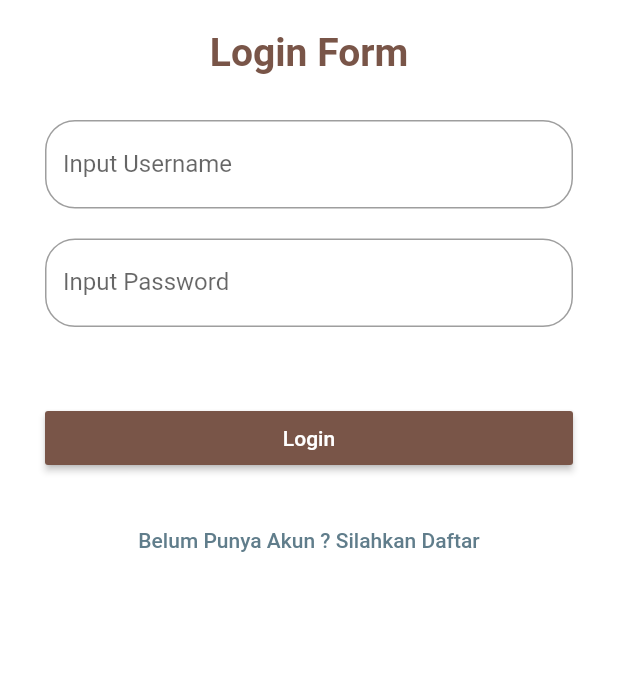
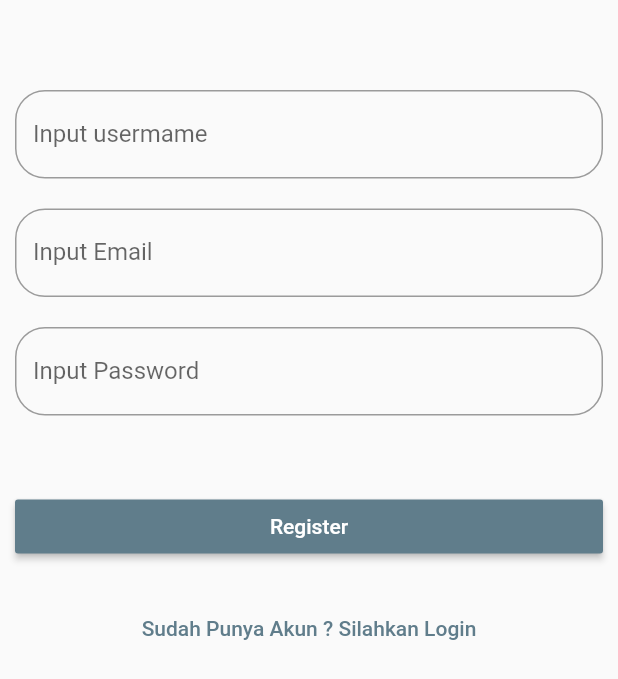
Before and after one commit to nurfajarismail/Task_4_Udacoding, a Flutter app: the TampilanAwal screen opened directly, after a tap on "Mulai", on a phone screen of 412 x 824 dp. Shown: the top 679 px of the screen. Run offline on Flutter 3.47's test engine with Material 2 defaults, Android fonts, the phone set to English and light mode, and no system bars; our stand-ins replace shared_preferences; accounts and stored records are empty; network calls fail.

Commit message:
fix register dan page berita

```diff
--- a/lib/firstPage.dart
+++ b/lib/firstPage.dart
@@ -1,5 +1,5 @@
 import 'package:flutter/material.dart';
-import 'package:task_4/loginPage.dart';
+import 'package:task_4/registerPage.dart';
 
 class TampilanAwal extends StatelessWidget {
   @override
@@ -31,7 +31,7 @@ class TampilanAwal extends StatelessWidget {
                 onPressed: () {
                   print("hello world");
                   Navigator.push(context,
-                      MaterialPageRoute(builder: (context) => LoginPage()));
+                      MaterialPageRoute(builder: (context) => RegisterPage()));
                 },
                 child: Text(
                   "Mulai",
--- a/lib/registerPage.dart
+++ b/lib/registerPage.dart
@@ -1,4 +1,7 @@
 import 'package:flutter/material.dart';
+import 'package:http/http.dart' as http;
+import 'dart:convert';
+import 'package:task_4/loginPage.dart';
 
 class RegisterPage extends StatefulWidget {
   @override
@@ -6,8 +9,156 @@ class RegisterPage extends StatefulWidget {
 }
 
 class _RegisterPageState extends State<RegisterPage> {
+  TextEditingController cUsername = TextEditingController();
+  TextEditingController cEmail = TextEditingController();
+  TextEditingController cPassword = TextEditingController();
+
+//deklarasi untuk masing-masing widget
+  String nUsername, nEmail, nPassword;
+
+//menambahkan key form
+  final _keyForm = GlobalKey<FormState>();
+
+// saat user klik tombol register
+  checkForm() {
+    final form = _keyForm.currentState;
+    if (form.validate()) {
+      form.save();
+      submitDataRegister();
+    }
+  }
+
+// submit data register
+  submitDataRegister() async {
+    final responseData = await http
+        .post("https://peternakanfajar.000webhostapp.com/register.php", body: {
+      "username": nUsername,
+      "email": nEmail,
+      "password": nPassword,
+    });
+    final data = jsonDecode(responseData.body);
+    int value = data['value'];
+    String pesan = data['message'];
+//cek value 1 atau 0
+    if (value == 1) {
+      setState(() {
+        Navigator.push(
+            context, MaterialPageRoute(builder: (context) => LoginPage()));
+      });
+    } else if (value == 2) {
+      print(pesan);
+    } else {
+      print(pesan);
+    }
+  }
+
   @override
   Widget build(BuildContext context) {
-    return Scaffold();
+    return Scaffold(
+      body: Form(
+        key: _keyForm,
+        child: ListView(
+          children: <Widget>[
+            Text(
+              '',
+              style: TextStyle(
+                  fontWeight: FontWeight.bold,
+                  fontSize: 26.0,
+                  color: Colors.brown),
+            ),
+            SizedBox(
+              height: 20.0,
+            ),
+
+            Padding(
+              padding: EdgeInsets.all(10.0),
+              child: TextFormField(
+                controller: cUsername,
+                validator: (value) {
+                  //cek kalau value nya kosong
+                  if (value.isEmpty) {
+                    return 'Please Input UserName';
+                  }
+                  return null;
+                },
+                onSaved: (value) => nUsername = cUsername.text,
+                decoration: InputDecoration(
+                    hintText: 'username',
+                    labelText: 'Input usermame',
+                    border: OutlineInputBorder(
+                      borderRadius: BorderRadius.circular(20.0),
+                    )),
+              ),
+            ),
+
+            Padding(
+              padding: EdgeInsets.all(10.0),
+              child: TextFormField(
+                controller: cEmail,
+                validator: (value) {
+                  //cek kalau value nya kosong
+                  if (value.isEmpty) {
+                    return 'Please Input Email';
+                  }
+                  return null;
+                },
+                onSaved: (value) => nEmail = cEmail.text,
+                decoration: InputDecoration(
+                    hintText: 'Email',
+                    labelText: 'Input Email',
+                    border: OutlineInputBorder(
+                      borderRadius: BorderRadius.circular(20.0),
+                    )),
+              ),
+            ),
+            Padding(
+              padding: EdgeInsets.all(10),
+              child: TextFormField(
+                controller: cPassword,
+                validator: (value) {
+                  if (value.isEmpty) {
+                    return 'Please Input Password';
+                  }
+                  return null;
+                },
+                onSaved: (value) => nPassword = cPassword.text,
+                obscureText: true,
+                decoration: InputDecoration(
+                    hintText: 'Password',
+                    labelText: 'Input Password',
+                    border: OutlineInputBorder(
+                        borderRadius: BorderRadius.circular(20.0))),
+              ),
+            ),
+//radio button
+
+            Padding(
+              padding: EdgeInsets.fromLTRB(10.0, 40.0, 10.0, 0),
+              child: MaterialButton(
+                color: Colors.blueGrey,
+                textColor: Colors.white,
+                child: Text('Register'),
+                onPressed: () {
+                  setState(() {
+                    checkForm();
+                  });
+                },
+              ),
+            ),
+            Padding(
+              padding: EdgeInsets.fromLTRB(10.0, 20.0, 10.0, 0),
+              child: MaterialButton(
+                textColor: Colors.blueGrey,
+                child: Text('Sudah Punya Akun ? Silahkan Login'),
+                onPressed: () {
+                  Navigator.push(context,
+                      MaterialPageRoute(builder: (context) => LoginPage()));
+                },
+              ),
+            )
+          ],
+        ),
+      ),
+    );
   }
 }
```
Also changed, not shown: lib/beritaPage.dart (added, +137 -0 lines), lib/loginPage.dart (+9 -14 lines), lib/main.dart (+7 -1 lines), lib/pageHome.dart (added, +13 -0 lines).
